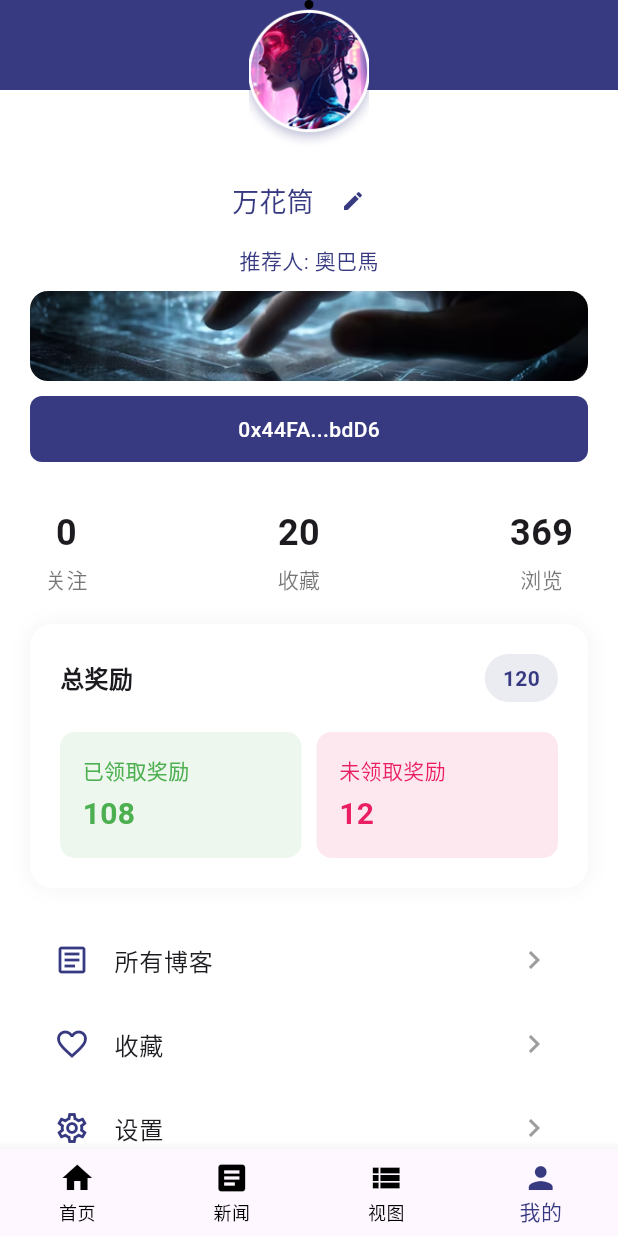
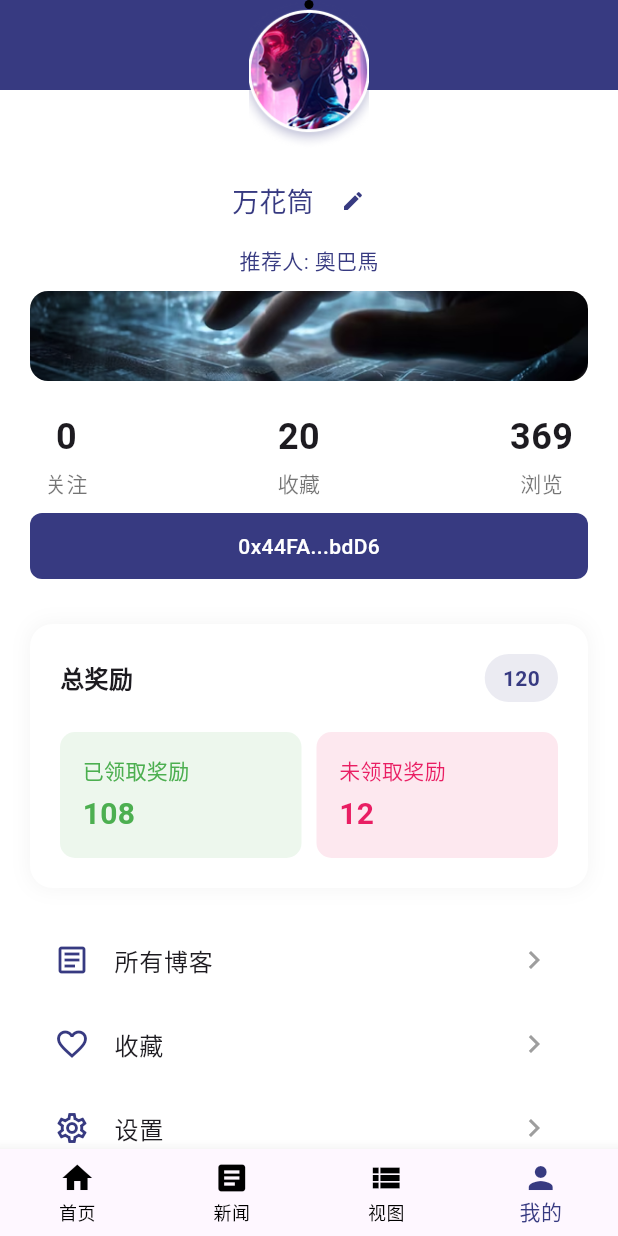
Before and after one commit to SunburstMeoga/earndia-dapp, a Flutter app: the screen it shows after launch, item 4 of the bottom bar chosen, on a phone screen of 412 x 824 dp. Run offline on Flutter 3.47's test engine with Material 3 defaults, Android fonts, the light colour scheme and no system bars; our stand-ins replace qr_flutter; missing offline and left inert: walletconnect_dart, web3dart.

Commit message:
refactor: Move wallet address from ProfileHeader to ProfileStats
- Remove hardcoded wallet address container from ProfileHeader
- Add wallet address container to ProfileStats
- Maintain existing styling and layout
- Import AppColors for consistent theming

```diff
--- a/lib/widgets/profile/profile_header.dart
+++ b/lib/widgets/profile/profile_header.dart
@@ -136,25 +136,6 @@ class ProfileHeader extends StatelessWidget {
             ),
           ),
         ),
-        Container(
-          width: double.infinity,
-          margin: const EdgeInsets.symmetric(horizontal: 20, vertical: 10),
-          padding: const EdgeInsets.symmetric(vertical: 12),
-          decoration: BoxDecoration(
-            color: AppColors.primary,
-            borderRadius: BorderRadius.circular(8),
-          ),
-          child: Center(
-            child: Text(
-              '0x44FA...bdD6',
-              style: const TextStyle(
-                color: Colors.white,
-                fontSize: 14,
-                fontWeight: FontWeight.w500,
-              ),
-            ),
-          ),
-        ),
       ],
     );
   }
--- a/lib/widgets/profile/profile_stats.dart
+++ b/lib/widgets/profile/profile_stats.dart
@@ -1,11 +1,14 @@
 import 'package:flutter/material.dart';
+import 'package:earndia_app/constants/colors.dart';
 
 class ProfileStats extends StatelessWidget {
   const ProfileStats({super.key});
 
   @override
   Widget build(BuildContext context) {
-    return Padding(
+    return Column(
+      children: [
+        Padding(
           padding: const EdgeInsets.symmetric(horizontal: 30),
           child: Row(
             mainAxisAlignment: MainAxisAlignment.spaceBetween,
@@ -15,6 +18,27 @@ class ProfileStats extends StatelessWidget {
               StatItem(label: '浏览', value: '369'),
             ],
           ),
+        ),
+        Container(
+          width: double.infinity,
+          margin: const EdgeInsets.symmetric(horizontal: 20, vertical: 10),
+          padding: const EdgeInsets.symmetric(vertical: 12),
+          decoration: BoxDecoration(
+            color: AppColors.primary,
+            borderRadius: BorderRadius.circular(8),
+          ),
+          child: const Center(
+            child: Text(
+              '0x44FA...bdD6',
+              style: TextStyle(
+                color: Colors.white,
+                fontSize: 14,
+                fontWeight: FontWeight.w500,
+              ),
+            ),
+          ),
+        ),
+      ],
     );
   }
 }
```
Lines whose indentation alone changed are shown as unchanged.
